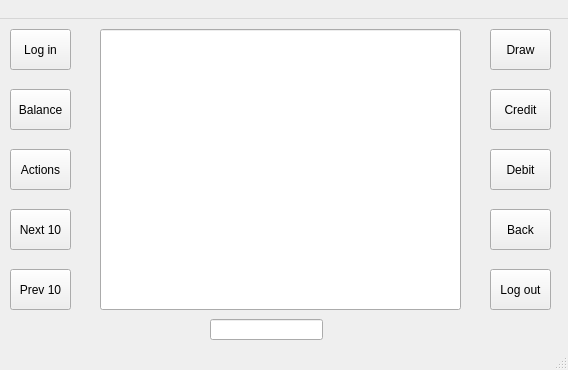
The window that bankautomat/mainwindow.ui (banksimul2022/group14) describes before a commit, drawn with Qt 5.
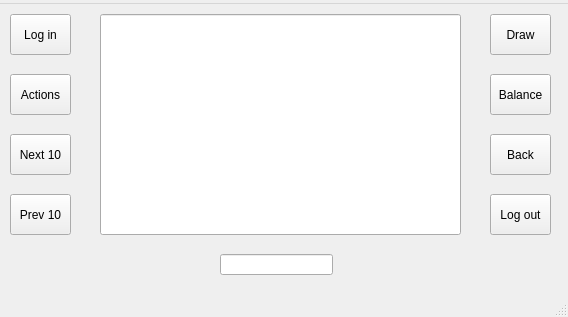
The same window after the commit.

Patch:
```diff
--- a/bankautomat/mainwindow.ui
+++ b/bankautomat/mainwindow.ui
@@ -7,7 +7,7 @@
     <x>0</x>
     <y>0</y>
     <width>568</width>
-    <height>370</height>
+    <height>317</height>
    </rect>
   </property>
   <property name="windowTitle">
@@ -18,7 +18,7 @@
     <property name="geometry">
      <rect>
       <x>490</x>
-      <y>250</y>
+      <y>190</y>
       <width>61</width>
       <height>41</height>
      </rect>
@@ -44,7 +44,7 @@
     <property name="geometry">
      <rect>
       <x>10</x>
-      <y>250</y>
+      <y>190</y>
       <width>61</width>
       <height>41</height>
      </rect>
@@ -57,7 +57,7 @@
     <property name="geometry">
      <rect>
       <x>10</x>
-      <y>190</y>
+      <y>130</y>
       <width>61</width>
       <height>41</height>
      </rect>
@@ -72,23 +72,10 @@
       <x>100</x>
       <y>10</y>
       <width>361</width>
-      <height>281</height>
+      <height>221</height>
      </rect>
     </property>
    </widget>
-   <widget class="QPushButton" name="btncredit">
-    <property name="geometry">
-     <rect>
-      <x>490</x>
-      <y>70</y>
-      <width>61</width>
-      <height>41</height>
-     </rect>
-    </property>
-    <property name="text">
-     <string>Credit</string>
-    </property>
-   </widget>
    <widget class="QPushButton" name="btndraw">
     <property name="geometry">
      <rect>
@@ -106,7 +93,7 @@
     <property name="geometry">
      <rect>
       <x>10</x>
-      <y>130</y>
+      <y>70</y>
       <width>61</width>
       <height>41</height>
      </rect>
@@ -115,24 +102,11 @@
      <string>Actions</string>
     </property>
    </widget>
-   <widget class="QPushButton" name="btndebit">
-    <property name="geometry">
-     <rect>
-      <x>490</x>
-      <y>130</y>
-      <width>61</width>
-      <height>41</height>
-     </rect>
-    </property>
-    <property name="text">
-     <string>Debit</string>
-    </property>
-   </widget>
    <widget class="QPushButton" name="btnback">
     <property name="geometry">
      <rect>
       <x>490</x>
-      <y>190</y>
+      <y>130</y>
       <width>61</width>
       <height>41</height>
      </rect>
@@ -144,8 +118,8 @@
    <widget class="QLineEdit" name="lnstate">
     <property name="geometry">
      <rect>
-      <x>210</x>
-      <y>300</y>
+      <x>220</x>
+      <y>250</y>
       <width>113</width>
       <height>21</height>
      </rect>
@@ -154,7 +128,7 @@
    <widget class="QPushButton" name="btnbalance">
     <property name="geometry">
      <rect>
-      <x>10</x>
+      <x>490</x>
       <y>70</y>
       <width>61</width>
       <height>41</height>
@@ -177,7 +151,7 @@
    </property>
    <widget class="QMenu" name="menuBankrot_Oy">
     <property name="title">
-     <string> </string>
+     <string/>
     </property>
    </widget>
    <widget class="QMenu" name="menu">
```
